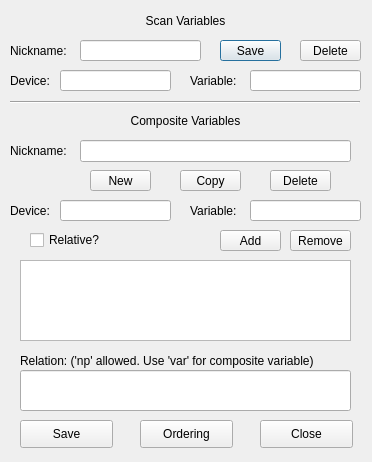
GEECS-BELLA/GEECS-Plugins, file GEECS-Scanner-GUI/geecs_scanner/app/gui/ScanDeviceEditor.ui: the form before one commit.
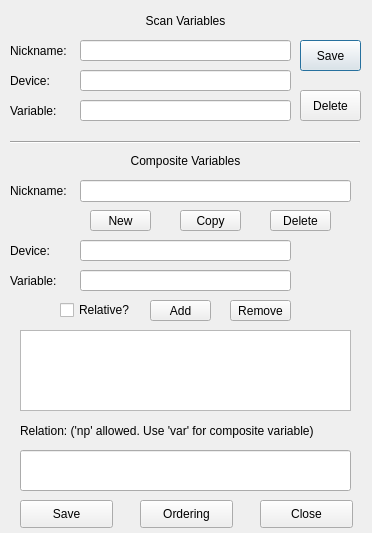
The form after the commit.

Commit message: Adjusted size of line edits in gui

Diff of the .ui file:
```diff
--- a/GEECS-Scanner-GUI/geecs_scanner/app/gui/ScanDeviceEditor.ui
+++ b/GEECS-Scanner-GUI/geecs_scanner/app/gui/ScanDeviceEditor.ui
@@ -7,7 +7,7 @@
     <x>0</x>
     <y>0</y>
     <width>372</width>
-    <height>462</height>
+    <height>533</height>
    </rect>
   </property>
   <property name="windowTitle">
@@ -16,10 +16,10 @@
   <widget class="QPushButton" name="buttonVariableSave">
    <property name="geometry">
     <rect>
-     <x>220</x>
+     <x>300</x>
      <y>40</y>
      <width>61</width>
-     <height>21</height>
+     <height>31</height>
     </rect>
    </property>
    <property name="text">
@@ -30,9 +30,9 @@
    <property name="geometry">
     <rect>
      <x>300</x>
-     <y>40</y>
+     <y>90</y>
      <width>61</width>
-     <height>21</height>
+     <height>31</height>
     </rect>
    </property>
    <property name="text">
@@ -44,7 +44,7 @@
     <rect>
      <x>80</x>
      <y>40</y>
-     <width>121</width>
+     <width>211</width>
      <height>21</height>
     </rect>
    </property>
@@ -52,9 +52,9 @@
   <widget class="QLineEdit" name="lineVariableDevice">
    <property name="geometry">
     <rect>
-     <x>60</x>
+     <x>80</x>
      <y>70</y>
-     <width>111</width>
+     <width>211</width>
      <height>21</height>
     </rect>
    </property>
@@ -105,7 +105,7 @@
    <property name="geometry">
     <rect>
      <x>10</x>
-     <y>110</y>
+     <y>150</y>
      <width>351</width>
      <height>21</height>
     </rect>
@@ -121,7 +121,7 @@
    <property name="geometry">
     <rect>
      <x>10</x>
-     <y>100</y>
+     <y>140</y>
      <width>350</width>
      <height>5</height>
     </rect>
@@ -134,7 +134,7 @@
    <property name="geometry">
     <rect>
      <x>20</x>
-     <y>260</y>
+     <y>330</y>
      <width>331</width>
      <height>81</height>
     </rect>
@@ -143,8 +143,8 @@
   <widget class="QCheckBox" name="checkBoxRelative">
    <property name="geometry">
     <rect>
-     <x>30</x>
-     <y>230</y>
+     <x>60</x>
+     <y>300</y>
      <width>81</width>
      <height>20</height>
     </rect>
@@ -156,8 +156,8 @@
   <widget class="QPushButton" name="buttonCompositeVarAdd">
    <property name="geometry">
     <rect>
-     <x>220</x>
-     <y>230</y>
+     <x>150</x>
+     <y>300</y>
      <width>61</width>
      <height>21</height>
     </rect>
@@ -169,8 +169,8 @@
   <widget class="QPushButton" name="buttonCompositeVarRemove">
    <property name="geometry">
     <rect>
-     <x>290</x>
-     <y>230</y>
+     <x>230</x>
+     <y>300</y>
      <width>61</width>
      <height>21</height>
     </rect>
@@ -182,8 +182,8 @@
   <widget class="QLabel" name="label_5">
    <property name="geometry">
     <rect>
-     <x>190</x>
-     <y>70</y>
+     <x>10</x>
+     <y>100</y>
      <width>51</width>
      <height>21</height>
     </rect>
@@ -195,9 +195,9 @@
   <widget class="QLineEdit" name="lineVariableVariable">
    <property name="geometry">
     <rect>
-     <x>250</x>
-     <y>70</y>
-     <width>111</width>
+     <x>80</x>
+     <y>100</y>
+     <width>211</width>
      <height>21</height>
     </rect>
    </property>
@@ -206,7 +206,7 @@
    <property name="geometry">
     <rect>
      <x>80</x>
-     <y>140</y>
+     <y>180</y>
      <width>271</width>
      <height>22</height>
     </rect>
@@ -219,7 +219,7 @@
    <property name="geometry">
     <rect>
      <x>10</x>
-     <y>140</y>
+     <y>180</y>
      <width>61</width>
      <height>21</height>
     </rect>
@@ -232,7 +232,7 @@
    <property name="geometry">
     <rect>
      <x>10</x>
-     <y>200</y>
+     <y>240</y>
      <width>41</width>
      <height>21</height>
     </rect>
@@ -244,9 +244,9 @@
   <widget class="QLineEdit" name="lineCompositeDevice">
    <property name="geometry">
     <rect>
-     <x>60</x>
-     <y>200</y>
-     <width>111</width>
+     <x>80</x>
+     <y>240</y>
+     <width>211</width>
      <height>21</height>
     </rect>
    </property>
@@ -254,8 +254,8 @@
   <widget class="QLabel" name="label_8">
    <property name="geometry">
     <rect>
-     <x>190</x>
-     <y>200</y>
+     <x>10</x>
+     <y>270</y>
      <width>51</width>
      <height>21</height>
     </rect>
@@ -267,9 +267,9 @@
   <widget class="QLineEdit" name="lineCompositeVariable">
    <property name="geometry">
     <rect>
-     <x>250</x>
-     <y>200</y>
-     <width>111</width>
+     <x>80</x>
+     <y>270</y>
+     <width>211</width>
      <height>21</height>
     </rect>
    </property>
@@ -278,7 +278,7 @@
    <property name="geometry">
     <rect>
      <x>20</x>
-     <y>370</y>
+     <y>450</y>
      <width>331</width>
      <height>41</height>
     </rect>
@@ -288,7 +288,7 @@
    <property name="geometry">
     <rect>
      <x>20</x>
-     <y>350</y>
+     <y>420</y>
      <width>331</width>
      <height>21</height>
     </rect>
@@ -301,7 +301,7 @@
    <property name="geometry">
     <rect>
      <x>90</x>
-     <y>170</y>
+     <y>210</y>
      <width>61</width>
      <height>21</height>
     </rect>
@@ -314,7 +314,7 @@
    <property name="geometry">
     <rect>
      <x>270</x>
-     <y>170</y>
+     <y>210</y>
      <width>61</width>
      <height>21</height>
     </rect>
@@ -327,7 +327,7 @@
    <property name="geometry">
     <rect>
      <x>180</x>
-     <y>170</y>
+     <y>210</y>
      <width>61</width>
      <height>21</height>
     </rect>
@@ -340,7 +340,7 @@
    <property name="geometry">
     <rect>
      <x>20</x>
-     <y>420</y>
+     <y>500</y>
      <width>93</width>
      <height>28</height>
     </rect>
@@ -353,7 +353,7 @@
    <property name="geometry">
     <rect>
      <x>260</x>
-     <y>420</y>
+     <y>500</y>
      <width>93</width>
      <height>28</height>
     </rect>
@@ -366,7 +366,7 @@
    <property name="geometry">
     <rect>
      <x>140</x>
-     <y>420</y>
+     <y>500</y>
      <width>93</width>
      <height>28</height>
     </rect>
```
The commit also changes 1 other file.
